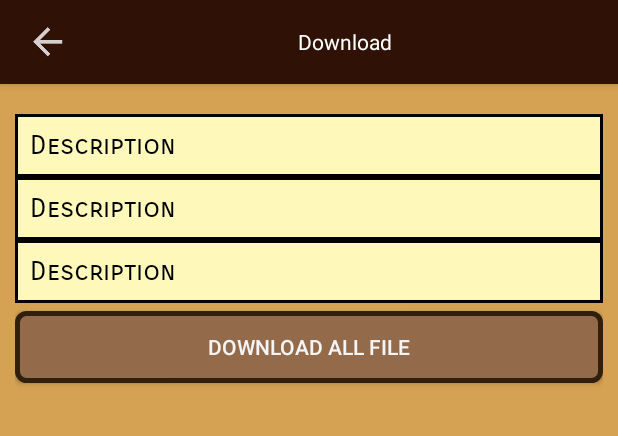
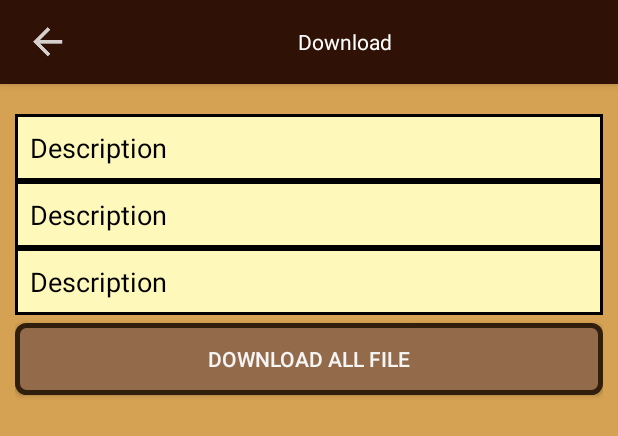
Before and after one commit to mickey0142/LecShare, an Android app: the layout fragment_view.xml on its own in the app's theme, with its tools: preview values and no code run, on a phone screen of 412 x 824 dp. Shown: the top 436 px of the screen. Run offline under Robolectric (Android 15) with nearby library versions, the phone set to English and light mode, and no system bars.

Commit message:
remove font in view page

```diff
--- a/app/src/main/res/layout/fragment_view.xml
+++ b/app/src/main/res/layout/fragment_view.xml
@@ -47,7 +47,6 @@
                 android:id="@+id/view_lec_note_title"
                 android:layout_width="match_parent"
                 android:layout_height="wrap_content"
-                android:fontFamily="sans-serif-smallcaps"
                 android:text="Description"
                 android:textColor="#000000"
                 android:textSize="18dp"
@@ -58,7 +57,6 @@
                 android:id="@+id/view_lec_note_owner"
                 android:layout_width="match_parent"
                 android:layout_height="wrap_content"
-                android:fontFamily="sans-serif-smallcaps"
                 android:text="Description"
                 android:textColor="#000000"
                 android:textSize="18dp"
@@ -69,7 +67,6 @@
                 android:id="@+id/view_lec_note_description"
                 android:layout_width="match_parent"
                 android:layout_height="wrap_content"
-                android:fontFamily="sans-serif-smallcaps"
                 android:text="Description"
                 android:textColor="#000000"
                 android:textSize="18dp"
```
